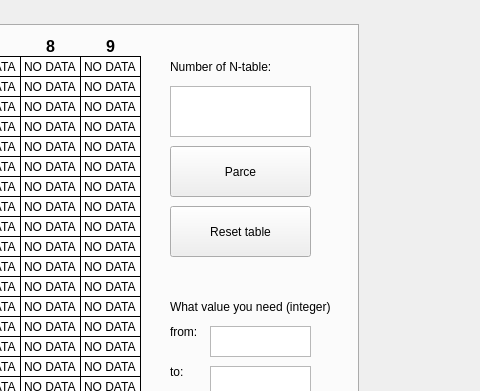
This is parcing/parcing.ui in ErmekZhumagulov/aseptic-scada as Qt 5 draws it before an edit; both pictures show x 522 to 1002 and y 0 to 391 of the 1135 by 721 pixel window. The edited form follows.
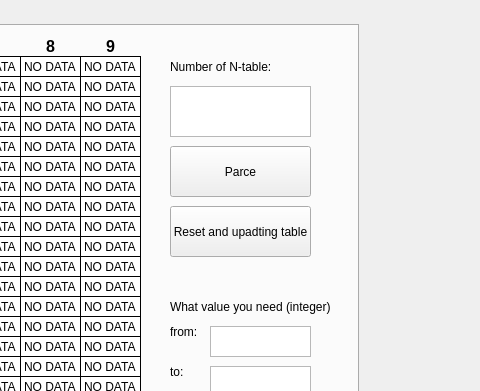
This is the edited form.

Commit message: iteration the table

```diff
--- a/parcing/parcing.ui
+++ b/parcing/parcing.ui
@@ -6516,7 +6516,7 @@
        </rect>
       </property>
       <property name="text">
-       <string>Reset table</string>
+       <string>Reset and upadting table</string>
       </property>
      </widget>
      <widget class="QLabel" name="label_429">
```
The commit also changes 2 other files.
